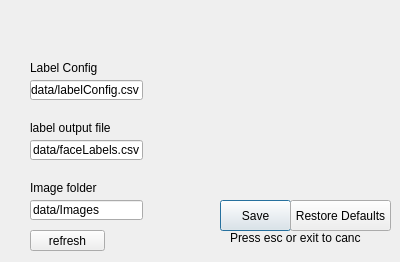
Old version of the form settings.ui in the repository ablacklama/FaceLabeler.
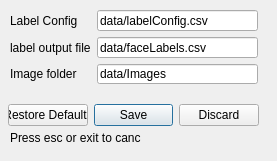
New version of the form. Icons and pictures are not drawn.

Commit message: changed buttons to button array in settings

```diff
--- a/settings.ui
+++ b/settings.ui
@@ -6,8 +6,8 @@
    <rect>
     <x>0</x>
     <y>0</y>
-    <width>400</width>
-    <height>262</height>
+    <width>277</width>
+    <height>161</height>
    </rect>
   </property>
   <property name="windowTitle">
@@ -20,95 +20,20 @@
   <property name="accessibleName">
    <string/>
   </property>
+  <property name="styleSheet">
+   <string notr="true">color:black;</string>
+  </property>
   <property name="sizeGripEnabled">
    <bool>false</bool>
   </property>
   <property name="modal">
    <bool>false</bool>
   </property>
-  <widget class="QLineEdit" name="labelListPath">
-   <property name="geometry">
-    <rect>
-     <x>30</x>
-     <y>140</y>
-     <width>113</width>
-     <height>20</height>
-    </rect>
-   </property>
-   <property name="text">
-    <string>data/faceLabels.csv</string>
-   </property>
-  </widget>
-  <widget class="QLineEdit" name="imageDir">
-   <property name="geometry">
-    <rect>
-     <x>30</x>
-     <y>200</y>
-     <width>113</width>
-     <height>20</height>
-    </rect>
-   </property>
-   <property name="text">
-    <string>data/Images</string>
-   </property>
-  </widget>
-  <widget class="QLineEdit" name="labelConfigPath">
-   <property name="geometry">
-    <rect>
-     <x>30</x>
-     <y>80</y>
-     <width>113</width>
-     <height>20</height>
-    </rect>
-   </property>
-   <property name="text">
-    <string>data/labelConfig.csv</string>
-   </property>
-  </widget>
-  <widget class="QLabel" name="label">
-   <property name="geometry">
-    <rect>
-     <x>30</x>
-     <y>180</y>
-     <width>101</width>
-     <height>16</height>
-    </rect>
-   </property>
-   <property name="text">
-    <string>Image folder</string>
-   </property>
-  </widget>
-  <widget class="QLabel" name="label_2">
-   <property name="geometry">
-    <rect>
-     <x>30</x>
-     <y>120</y>
-     <width>101</width>
-     <height>16</height>
-    </rect>
-   </property>
-   <property name="text">
-    <string>label output file</string>
-   </property>
-  </widget>
-  <widget class="QLabel" name="label_3">
-   <property name="geometry">
-    <rect>
-     <x>30</x>
-     <y>60</y>
-     <width>101</width>
-     <height>16</height>
-    </rect>
-   </property>
-   <property name="text">
-    <string>Label Config</string>
-   </property>
-  </widget>
   <widget class="QLabel" name="label_4">
    <property name="geometry">
     <rect>
-     <x>230</x>
-     <y>230</y>
+     <x>10</x>
+     <y>130</y>
      <width>131</width>
      <height>16</height>
     </rect>
@@ -117,44 +42,87 @@
     <string>Press esc or exit to cancel</string>
    </property>
   </widget>
-  <widget class="QPushButton" name="saveButton">
+  <widget class="QDialogButtonBox" name="buttonArray">
    <property name="geometry">
     <rect>
-     <x>220</x>
-     <y>200</y>
-     <width>71</width>
+     <x>8</x>
+     <y>100</y>
+     <width>251</width>
      <height>31</height>
     </rect>
    </property>
-   <property name="text">
-    <string>Save</string>
+   <property name="standardButtons">
+    <set>QDialogButtonBox::Discard|QDialogButtonBox::RestoreDefaults|QDialogButtonBox::Save</set>
    </property>
-  </widget>
-  <widget class="QPushButton" name="restoreDefaultsButton">
-   <property name="geometry">
-    <rect>
-     <x>290</x>
-     <y>200</y>
-     <width>101</width>
-     <height>31</height>
-    </rect>
+   <property name="centerButtons">
+    <bool>true</bool>
    </property>
-   <property name="text">
-    <string>Restore Defaults</string>
-   </property>
   </widget>
-  <widget class="QPushButton" name="refreshButton">
+  <widget class="QWidget" name="gridLayoutWidget">
    <property name="geometry">
     <rect>
-     <x>30</x>
-     <y>230</y>
-     <width>75</width>
-     <height>21</height>
+     <x>10</x>
+     <y>10</y>
+     <width>251</width>
+     <height>74</height>
     </rect>
    </property>
-   <property name="text">
-    <string>refresh</string>
-   </property>
+   <layout class="QGridLayout" name="gridLayout">
+    <property name="sizeConstraint">
+     <enum>QLayout::SetDefaultConstraint</enum>
+    </property>
+    <property name="rightMargin">
+     <number>3</number>
+    </property>
+    <item row="2" column="0">
+     <widget class="QLabel" name="label">
+      <property name="text">
+       <string>Image folder</string>
+      </property>
+     </widget>
+    </item>
+    <item row="1" column="0">
+     <widget class="QLabel" name="label_2">
+      <property name="text">
+       <string>label output file</string>
+      </property>
+     </widget>
+    </item>
+    <item row="2" column="1">
+     <widget class="QLineEdit" name="imageDir">
+      <property name="styleSheet">
+       <string notr="true">&lt;font color=red&gt;</string>
+      </property>
+      <property name="text">
+       <string>data/Images</string>
+      </property>
+     </widget>
+    </item>
+    <item row="0" column="1">
+     <widget class="QLineEdit" name="labelConfigPath">
+      <property name="text">
+       <string>data/labelConfig.csv</string>
+      </property>
+     </widget>
+    </item>
+    <item row="1" column="1">
+     <widget class="QLineEdit" name="labelListPath">
+      <property name="text">
+       <string>data/faceLabels.csv</string>
+      </property>
+     </widget>
+    </item>
+    <item row="0" column="0">
+     <widget class="QLabel" name="label_3">
+      <property name="styleSheet">
+       <string notr="true"/>
+      </property>
+      <property name="text">
+       <string>Label Config</string>
+      </property>
+     </widget>
+    </item>
+   </layout>
   </widget>
  </widget>
  <resources/>
```
The commit also changes 1 other file.
